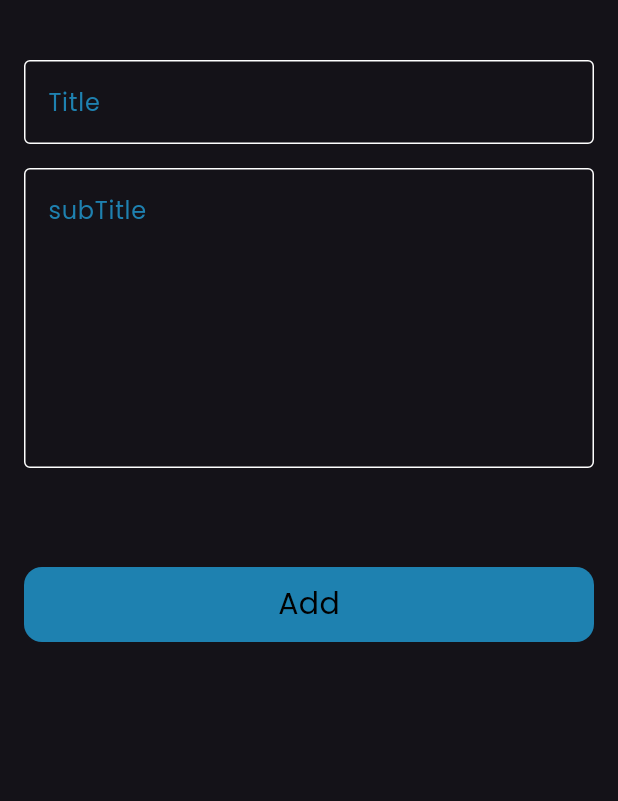
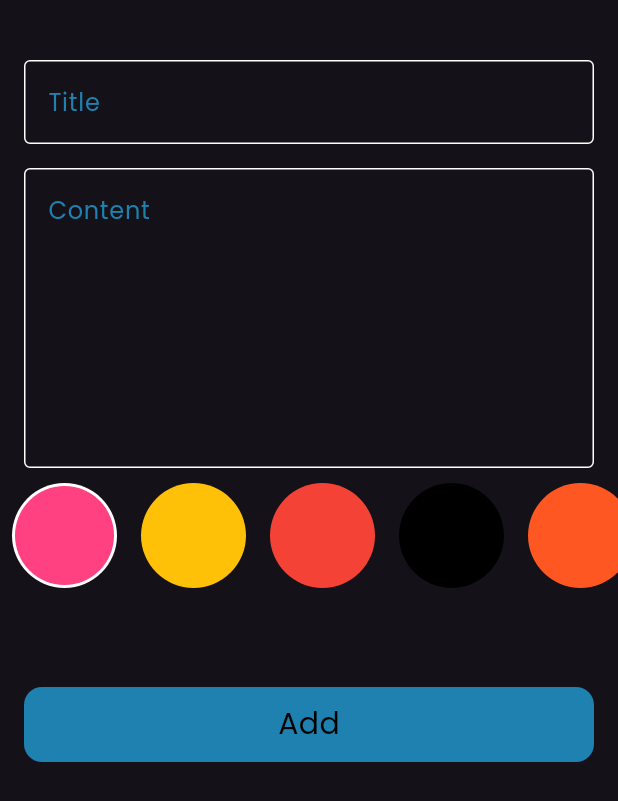
Before and after one commit to moshehata7/note_app, a Flutter app: the AddNoteForm widget shown alone on an empty page, opened directly, on a phone screen of 412 x 824 dp. Shown: the top 801 px of the screen. Run offline on Flutter 3.47's test engine with Material 3 defaults, Android fonts, the phone set to English and light mode, and no system bars; our stand-ins replace bloc, flutter_bloc, hive, hive_flutter, modal_progress_hud_nsn; accounts and stored records are empty.

Commit message:
create color list view

```diff
--- a/lib/views/note_view.dart
+++ b/lib/views/note_view.dart
@@ -22,7 +22,7 @@ class NoteView extends StatelessWidget {
         child: Icon(Icons.add),
       ),
       appBar: AppBar(title: Text("Notes"),
-      actions: [CustomIcon(icon: Icons.search,)]),
+      ),
       body: NoteViewBody(),
     );
   }
--- a/lib/widgets/add_note_form.dart
+++ b/lib/widgets/add_note_form.dart
@@ -2,6 +2,7 @@ import 'package:flutter/material.dart';
 import 'package:flutter_bloc/flutter_bloc.dart';
 import 'package:note_app/cubits/add_note_cubit/add_note_cubit.dart';
 import 'package:note_app/models/note_model.dart';
+import 'package:note_app/widgets/colors_list_view.dart';
 import 'package:note_app/widgets/custom_add_button.dart';
 import 'package:note_app/widgets/custom_text_field.dart';
 
@@ -36,8 +37,12 @@ class _AddNoteFormState extends State<AddNoteForm> {
               subTitle = value;
             },
             maxLines: 7,
-            hintText: "subTitle",
+            hintText: "Content",
           ),
+          SizedBox(
+            height: 10,
+          ),
+          ColorListView(),
           SizedBox(height: 50),
           CustomAddButton(
             onTap: () {
--- /dev/null
+++ b/lib/widgets/color_item.dart
@@ -0,0 +1,17 @@
+import 'package:flutter/material.dart';
+
+class ColorItem extends StatelessWidget {
+  const ColorItem({super.key, required this.isActive, required this.color});
+  final bool isActive;
+  final Color color;
+  @override
+  Widget build(BuildContext context) {
+    return isActive
+        ? CircleAvatar(
+            radius: 35,
+            backgroundColor: Colors.white,
+            child: CircleAvatar(radius: 33, backgroundColor: color),
+          )
+        : CircleAvatar(radius: 35, backgroundColor: color);
+  }
+}
--- /dev/null
+++ b/lib/widgets/colors_list_view.dart
@@ -0,0 +1,44 @@
+import 'package:flutter/material.dart';
+import 'package:note_app/widgets/color_item.dart';
+
+class ColorListView extends StatefulWidget {
+  const ColorListView({super.key});
+
+  @override
+  State<ColorListView> createState() => _ColorListViewState();
+}
+
+class _ColorListViewState extends State<ColorListView> {
+  int currentIndex = 0;
+  List<Color> colorsList = [
+    Colors.pinkAccent,
+    Colors.amber,
+    Colors.red,
+    Colors.black,
+    Colors.deepOrange,
+  ];
+  @override
+  Widget build(BuildContext context) {
+    return SizedBox(
+      height: 70,
+      child: ListView.builder(
+        itemCount: colorsList.length,
+        scrollDirection: Axis.horizontal,
+        itemBuilder: (context, index) {
+          return Padding(
+            padding: const EdgeInsets.symmetric(horizontal: 8),
+            child: GestureDetector(
+              onTap: () {
+                currentIndex = index;
+                setState(() {});
+              },
+              child: ColorItem(
+                color: colorsList[index],
+                isActive: currentIndex == index),
+            ),
+          );
+        },
+      ),
+    );
+  }
+}
```
